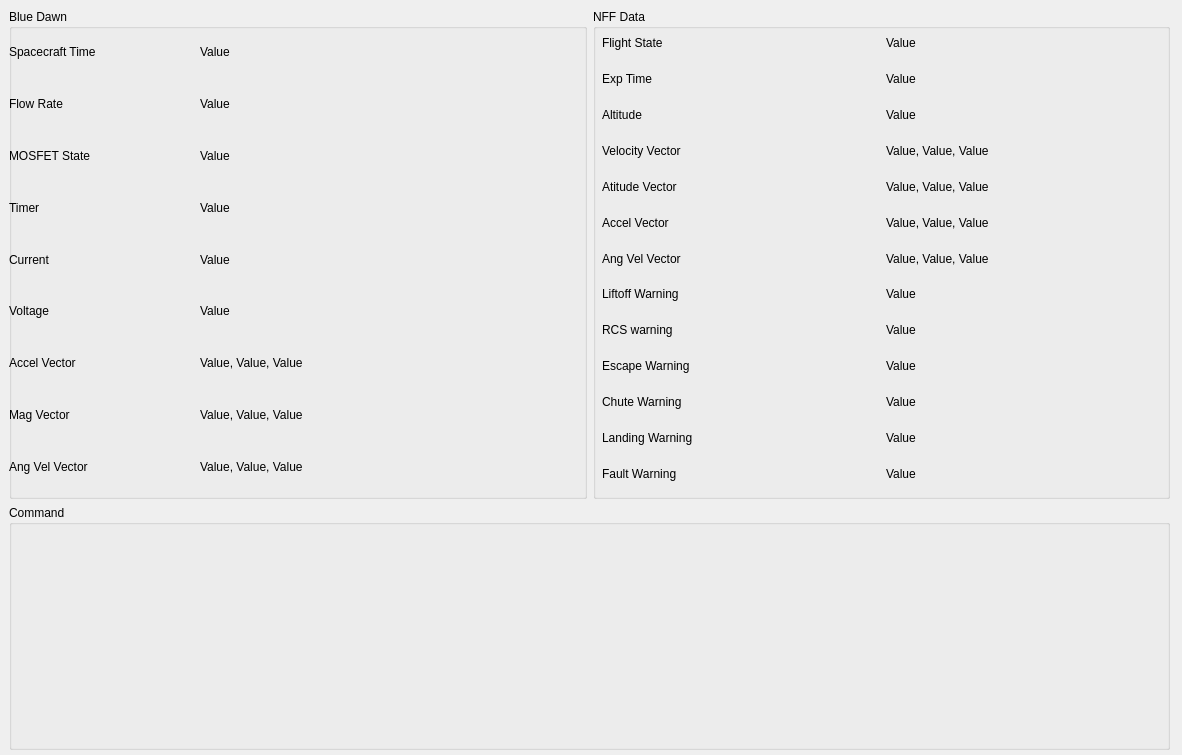
Old version of the form GSE/monitorWindow.ui in the repository Bruin-Spacecraft-Group/Rapid-Blue-Dawn-Ground-Testing.
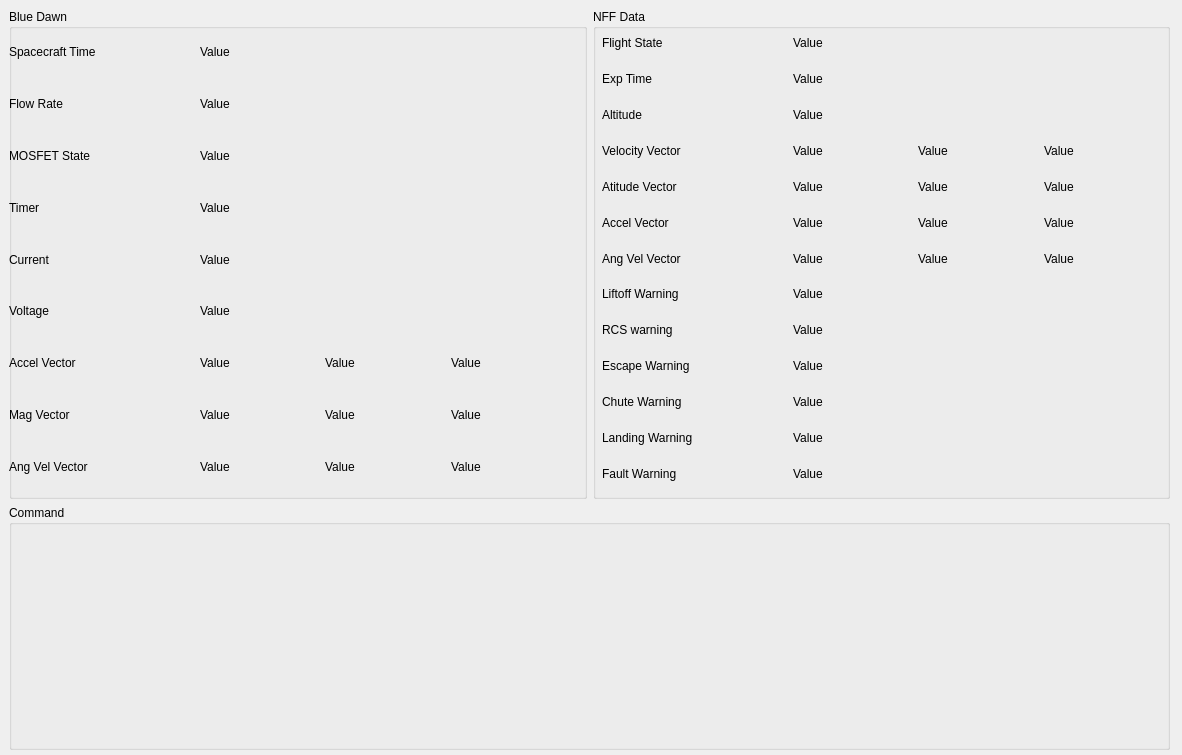
New version of the form. Icons and pictures are not drawn.

What changed in the file:
```diff
--- a/GSE/monitorWindow.ui
+++ b/GSE/monitorWindow.ui
@@ -150,25 +150,79 @@
            </widget>
           </item>
           <item row="6" column="1">
-           <widget class="QLabel" name="label_24">
-            <property name="text">
-             <string>Value, Value, Value</string>
-            </property>
-           </widget>
-          </item>
-          <item row="8" column="1">
-           <widget class="QLabel" name="label_26">
-            <property name="text">
-             <string>Value, Value, Value</string>
-            </property>
-           </widget>
+           <layout class="QHBoxLayout" name="horizontalLayout_2">
+            <item>
+             <widget class="QLabel" name="bd_acceleration_x">
+              <property name="text">
+               <string>Value</string>
+              </property>
+             </widget>
+            </item>
+            <item>
+             <widget class="QLabel" name="bd_acceleration_y">
+              <property name="text">
+               <string>Value</string>
+              </property>
+             </widget>
+            </item>
+            <item>
+             <widget class="QLabel" name="bd_acceleration_z">
+              <property name="text">
+               <string>Value</string>
+              </property>
+             </widget>
+            </item>
+           </layout>
           </item>
           <item row="7" column="1">
-           <widget class="QLabel" name="label_25">
-            <property name="text">
-             <string>Value, Value, Value</string>
-            </property>
-           </widget>
+           <layout class="QHBoxLayout" name="horizontalLayout_3">
+            <item>
+             <widget class="QLabel" name="bd_mag_x">
+              <property name="text">
+               <string>Value</string>
+              </property>
+             </widget>
+            </item>
+            <item>
+             <widget class="QLabel" name="bd_mag_y">
+              <property name="text">
+               <string>Value</string>
+              </property>
+             </widget>
+            </item>
+            <item>
+             <widget class="QLabel" name="bd_mag_z">
+              <property name="text">
+               <string>Value</string>
+              </property>
+             </widget>
+            </item>
+           </layout>
+          </item>
+          <item row="8" column="1">
+           <layout class="QHBoxLayout" name="horizontalLayout_4">
+            <item>
+             <widget class="QLabel" name="bd_ang_vel_x">
+              <property name="text">
+               <string>Value</string>
+              </property>
+             </widget>
+            </item>
+            <item>
+             <widget class="QLabel" name="bd_ang_vel_y">
+              <property name="text">
+               <string>Value</string>
+              </property>
+             </widget>
+            </item>
+            <item>
+             <widget class="QLabel" name="bd_ang_vel_z">
+              <property name="text">
+               <string>Value</string>
+              </property>
+             </widget>
+            </item>
+           </layout>
           </item>
          </layout>
         </widget>
@@ -188,7 +242,82 @@
            <height>461</height>
           </rect>
          </property>
-         <layout class="QGridLayout" name="gridLayout">
+         <layout class="QGridLayout" name="gridLayout" columnstretch="1,2">
+          <item row="3" column="1">
+           <layout class="QHBoxLayout" name="horizontalLayout_5">
+            <item>
+             <widget class="QLabel" name="velocity_x">
+              <property name="text">
+               <string>Value</string>
+              </property>
+             </widget>
+            </item>
+            <item>
+             <widget class="QLabel" name="velocity_y">
+              <property name="text">
+               <string>Value</string>
+              </property>
+             </widget>
+            </item>
+            <item>
+             <widget class="QLabel" name="velocity_z">
+              <property name="text">
+               <string>Value</string>
+              </property>
+             </widget>
+            </item>
+           </layout>
+          </item>
+          <item row="4" column="1">
+           <layout class="QHBoxLayout" name="horizontalLayout_6">
+            <item>
+             <widget class="QLabel" name="attitude_x">
+              <property name="text">
+               <string>Value</string>
+              </property>
+             </widget>
+            </item>
+            <item>
+             <widget class="QLabel" name="attitude_y">
+              <property name="text">
+               <string>Value</string>
+              </property>
+             </widget>
+            </item>
+            <item>
+             <widget class="QLabel" name="attitude_z">
+              <property name="text">
+               <string>Value</string>
+              </property>
+             </widget>
+            </item>
+           </layout>
+          </item>
+          <item row="5" column="1">
+           <layout class="QHBoxLayout" name="horizontalLayout_7">
+            <item>
+             <widget class="QLabel" name="acceleration_x">
+              <property name="text">
+               <string>Value</string>
+              </property>
+             </widget>
+            </item>
+            <item>
+             <widget class="QLabel" name="acceleration_y">
+              <property name="text">
+               <string>Value</string>
+              </property>
+             </widget>
+            </item>
+            <item>
+             <widget class="QLabel" name="acceleration_z">
+              <property name="text">
+               <string>Value</string>
+              </property>
+             </widget>
+            </item>
+           </layout>
+          </item>
           <item row="5" column="0">
            <widget class="QLabel" name="label_27">
             <property name="text">
@@ -203,27 +332,6 @@
             </property>
            </widget>
           </item>
-          <item row="6" column="0">
-           <widget class="QLabel" name="label_28">
-            <property name="text">
-             <string>Ang Vel Vector</string>
-            </property>
-           </widget>
-          </item>
-          <item row="4" column="0">
-           <widget class="QLabel" name="label_12">
-            <property name="text">
-             <string>Atitude Vector</string>
-            </property>
-           </widget>
-          </item>
-          <item row="8" column="0">
-           <widget class="QLabel" name="label_30">
-            <property name="text">
-             <string>RCS warning</string>
-            </property>
-           </widget>
-          </item>
           <item row="7" column="0">
            <widget class="QLabel" name="label_29">
             <property name="text">
@@ -231,6 +339,27 @@
             </property>
            </widget>
           </item>
+          <item row="8" column="0">
+           <widget class="QLabel" name="label_30">
+            <property name="text">
+             <string>RCS warning</string>
+            </property>
+           </widget>
+          </item>
+          <item row="4" column="0">
+           <widget class="QLabel" name="label_12">
+            <property name="text">
+             <string>Atitude Vector</string>
+            </property>
+           </widget>
+          </item>
+          <item row="6" column="0">
+           <widget class="QLabel" name="label_28">
+            <property name="text">
+             <string>Ang Vel Vector</string>
+            </property>
+           </widget>
+          </item>
           <item row="11" column="0">
            <widget class="QLabel" name="label_33">
             <property name="text">
@@ -238,13 +367,6 @@
             </property>
            </widget>
           </item>
-          <item row="9" column="0">
-           <widget class="QLabel" name="label_31">
-            <property name="text">
-             <string>Escape Warning</string>
-            </property>
-           </widget>
-          </item>
           <item row="10" column="0">
            <widget class="QLabel" name="label_32">
             <property name="text">
@@ -252,13 +374,6 @@
             </property>
            </widget>
           </item>
-          <item row="2" column="0">
-           <widget class="QLabel" name="label_2">
-            <property name="text">
-             <string>Altitude</string>
-            </property>
-           </widget>
-          </item>
           <item row="1" column="0">
            <widget class="QLabel" name="label">
             <property name="text">
@@ -266,17 +381,17 @@
             </property>
            </widget>
           </item>
-          <item row="0" column="1">
-           <widget class="QLabel" name="label_3">
+          <item row="2" column="0">
+           <widget class="QLabel" name="label_2">
             <property name="text">
-             <string>Value</string>
+             <string>Altitude</string>
             </property>
            </widget>
           </item>
-          <item row="2" column="1">
-           <widget class="QLabel" name="label_6">
+          <item row="9" column="0">
+           <widget class="QLabel" name="label_31">
             <property name="text">
-             <string>Value</string>
+             <string>Escape Warning</string>
             </property>
            </widget>
           </item>
@@ -294,6 +409,27 @@
             </property>
            </widget>
           </item>
+          <item row="0" column="1">
+           <widget class="QLabel" name="flight_state">
+            <property name="text">
+             <string>Value</string>
+            </property>
+           </widget>
+          </item>
+          <item row="2" column="1">
+           <widget class="QLabel" name="altitude">
+            <property name="text">
+             <string>Value</string>
+            </property>
+           </widget>
+          </item>
+          <item row="7" column="1">
+           <widget class="QLabel" name="liftoff_warning">
+            <property name="text">
+             <string>Value</string>
+            </property>
+           </widget>
+          </item>
           <item row="12" column="0">
            <widget class="QLabel" name="label_34">
             <property name="text">
@@ -301,50 +437,8 @@
             </property>
            </widget>
           </item>
-          <item row="3" column="1">
-           <widget class="QLabel" name="label_35">
-            <property name="text">
-             <string>Value, Value, Value</string>
-            </property>
-           </widget>
-          </item>
-          <item row="7" column="1">
-           <widget class="QLabel" name="label_36">
-            <property name="text">
-             <string>Value</string>
-            </property>
-           </widget>
-          </item>
           <item row="8" column="1">
-           <widget class="QLabel" name="label_37">
-            <property name="text">
-             <string>Value</string>
-            </property>
-           </widget>
-          </item>
-          <item row="4" column="1">
-           <widget class="QLabel" name="label_38">
-            <property name="text">
-             <string>Value, Value, Value</string>
-            </property>
-           </widget>
-          </item>
-          <item row="5" column="1">
-           <widget class="QLabel" name="label_39">
-            <property name="text">
-             <string>Value, Value, Value</string>
-            </property>
-           </widget>
-          </item>
-          <item row="6" column="1">
-           <widget class="QLabel" name="label_40">
-            <property name="text">
-             <string>Value, Value, Value</string>
-            </property>
-           </widget>
-          </item>
-          <item row="9" column="1">
-           <widget class="QLabel" name="label_41">
+           <widget class="QLabel" name="rcs_warning">
             <property name="text">
              <string>Value</string>
             </property>
@@ -357,8 +451,8 @@
             </property>
            </widget>
           </item>
-          <item row="11" column="1">
-           <widget class="QLabel" name="label_43">
+          <item row="9" column="1">
+           <widget class="QLabel" name="escape_warning">
             <property name="text">
              <string>Value</string>
             </property>
@@ -371,6 +465,38 @@
             </property>
            </widget>
           </item>
+          <item row="11" column="1">
+           <widget class="QLabel" name="landing_warning">
+            <property name="text">
+             <string>Value</string>
+            </property>
+           </widget>
+          </item>
+          <item row="6" column="1">
+           <layout class="QHBoxLayout" name="horizontalLayout_8">
+            <item>
+             <widget class="QLabel" name="ang_vel_x">
+              <property name="text">
+               <string>Value</string>
+              </property>
+             </widget>
+            </item>
+            <item>
+             <widget class="QLabel" name="ang_vel_y">
+              <property name="text">
+               <string>Value</string>
+              </property>
+             </widget>
+            </item>
+            <item>
+             <widget class="QLabel" name="ang_vel_z">
+              <property name="text">
+               <string>Value</string>
+              </property>
+             </widget>
+            </item>
+           </layout>
+          </item>
          </layout>
         </widget>
        </widget>
```
Left out of the diff: 12 changed lines with no effect on the pictures.
